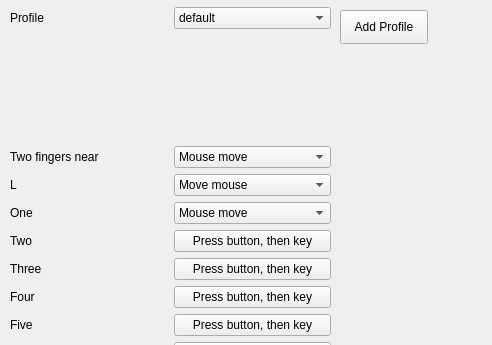
Samoed/MyFirstDatascienceProject, file base.ui: the form before one commit; both pictures show x 0 to 492 and y 0 to 345 of the 1088 by 722 pixel window.
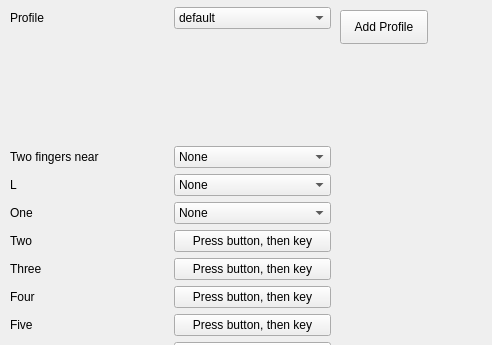
The form after the commit.

What changed in the file:
```diff
--- a/base.ui
+++ b/base.ui
@@ -99,6 +99,11 @@
        <property name="acceptDrops">
         <bool>true</bool>
        </property>
+       <item>
+        <property name="text">
+         <string>None</string>
+        </property>
+       </item>
        <item>
         <property name="text">
          <string>Move mouse</string>
@@ -145,6 +150,11 @@
        <property name="acceptDrops">
         <bool>false</bool>
        </property>
+       <item>
+        <property name="text">
+         <string>None</string>
+        </property>
+       </item>
        <item>
         <property name="text">
          <string>Mouse move</string>
@@ -219,6 +229,11 @@
        <property name="acceptDrops">
         <bool>true</bool>
        </property>
+       <item>
+        <property name="text">
+         <string>None</string>
+        </property>
+       </item>
        <item>
         <property name="text">
          <string>Mouse move</string>
```
Left out of the diff: 6 changed lines with no effect on the pictures.
